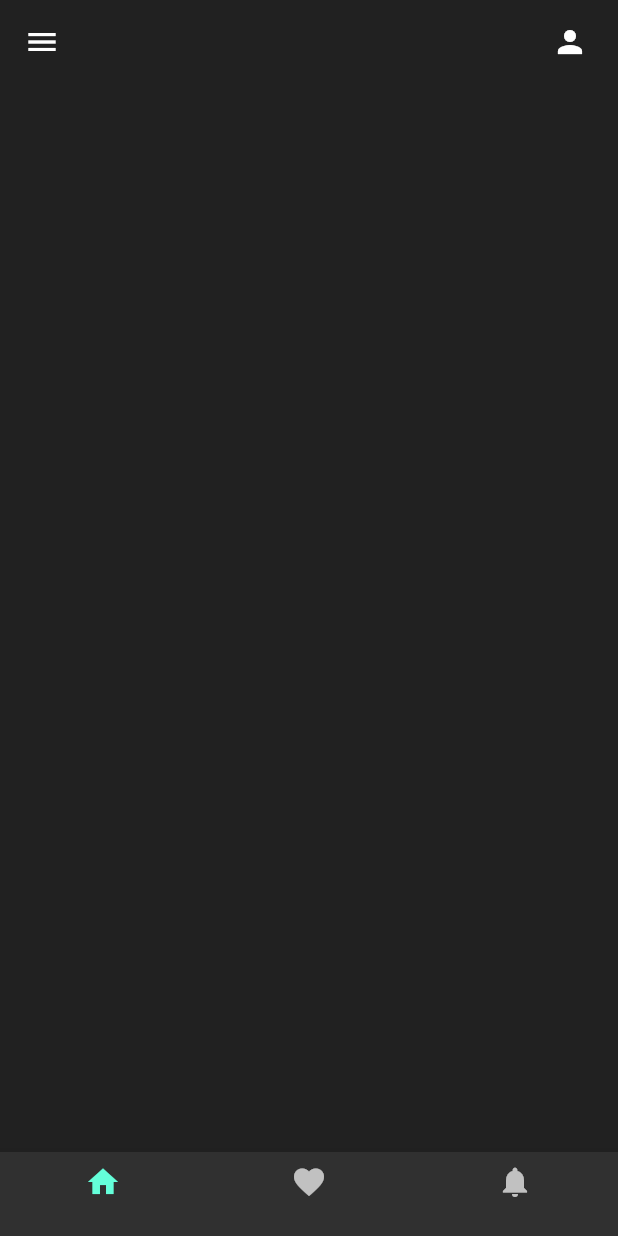
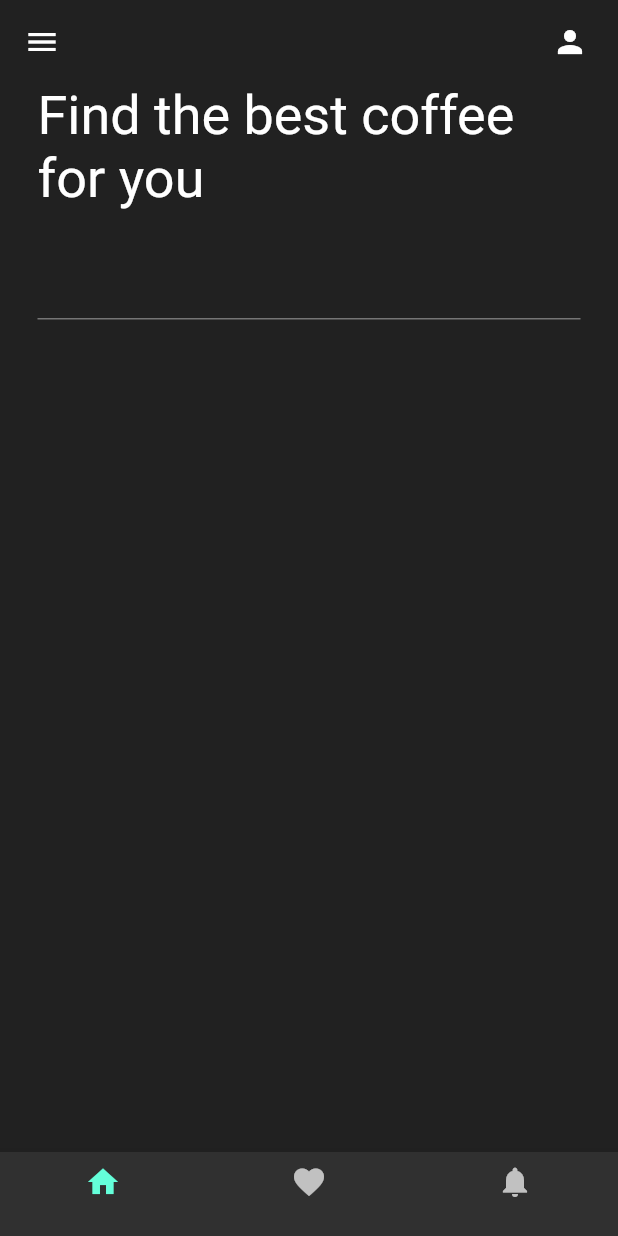
Before and after one commit to Mohamed-Aziz-Mhadhbi/CoffeeShop, a Flutter app: the screen it shows after launch, on a phone screen of 412 x 824 dp. Run offline on Flutter 3.47's test engine with Material 2 defaults, Android fonts, the phone set to English and light mode, and no system bars.

Commit message:
working on the body 'column'

```diff
--- a/lib/pages/home_page.dart
+++ b/lib/pages/home_page.dart
@@ -33,8 +33,22 @@ class _HomePageState extends State<HomePage> {
       body: Column(
         children: [
           //Find the best coffe for you
+          Padding(
+            padding: const EdgeInsets.symmetric(horizontal: 25.0),
+            child: Text(
+              "Find the best coffee for you",
+              style: TextStyle(fontSize: 36),
+            ),
+          ),
+          SizedBox(height: 25,),
 
           // Search Bar
+          Padding(
+            padding: const EdgeInsets.symmetric(horizontal: 25.0),
+            child: TextField(
+
+            ),
+          )
 
           // Horizantal listview of coffee tiles
         ],
```
